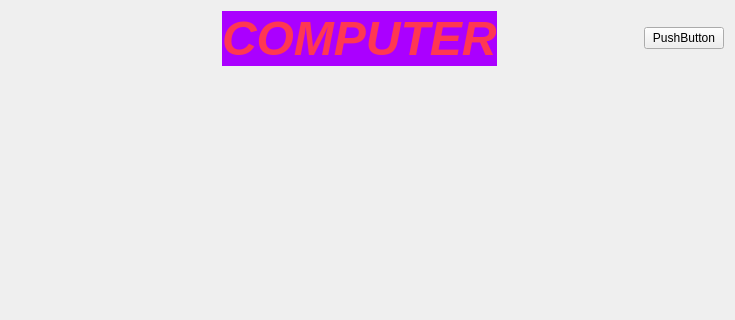
khalilelghabed/projet_jeuCartesCpp, file projet/maclasse.ui: the form before one commit; both pictures show x 0 to 735 and y 0 to 320 of the 735 by 651 pixel window.
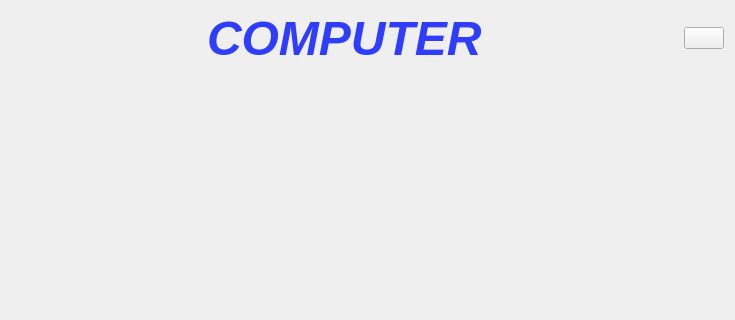
The form after the commit.

What changed in the file:
```diff
--- a/projet/maclasse.ui
+++ b/projet/maclasse.ui
@@ -23,7 +23,7 @@
    <item>
     <layout class="QVBoxLayout" name="verticalLayout_4" stretch="1,3">
      <item>
-      <layout class="QHBoxLayout" name="horizontalLayout_6" stretch="3,1,2,1">
+      <layout class="QHBoxLayout" name="horizontalLayout_6" stretch="3,1,3,0">
        <item>
         <spacer name="horizontalSpacer_12">
          <property name="orientation">
@@ -40,12 +40,8 @@
        <item>
         <widget class="QLabel" name="LabelPoinC">
          <property name="styleSheet">
-          <string notr="true">color: rgb(255, 55, 82);
-font: 48pt &quot;Segoe UI&quot;;
-font: 700 48pt &quot;Bahnschrift&quot;;
-font: 9pt &quot;Segoe UI&quot;;
-background-image:initial;
-background-color: rgb(170, 0, 255);</string>
+          <string notr="true">font: 700 24pt &quot;Agency FB&quot;;
+color: rgb(47, 61, 255);</string>
          </property>
          <property name="text">
           <string>&lt;html&gt;&lt;head/&gt;&lt;body&gt;&lt;p&gt;&lt;span style=&quot; font-size:36pt; font-weight:700; font-style:italic;&quot;&gt;COMPUTER&lt;/span&gt;&lt;/p&gt;&lt;/body&gt;&lt;/html&gt;</string>
@@ -68,7 +64,7 @@
        <item>
         <widget class="QPushButton" name="QUITTER">
          <property name="text">
-          <string>PushButton</string>
+          <string/>
          </property>
         </widget>
        </item>
```
Left out of the diff: 2 changed lines with no effect on the pictures.
